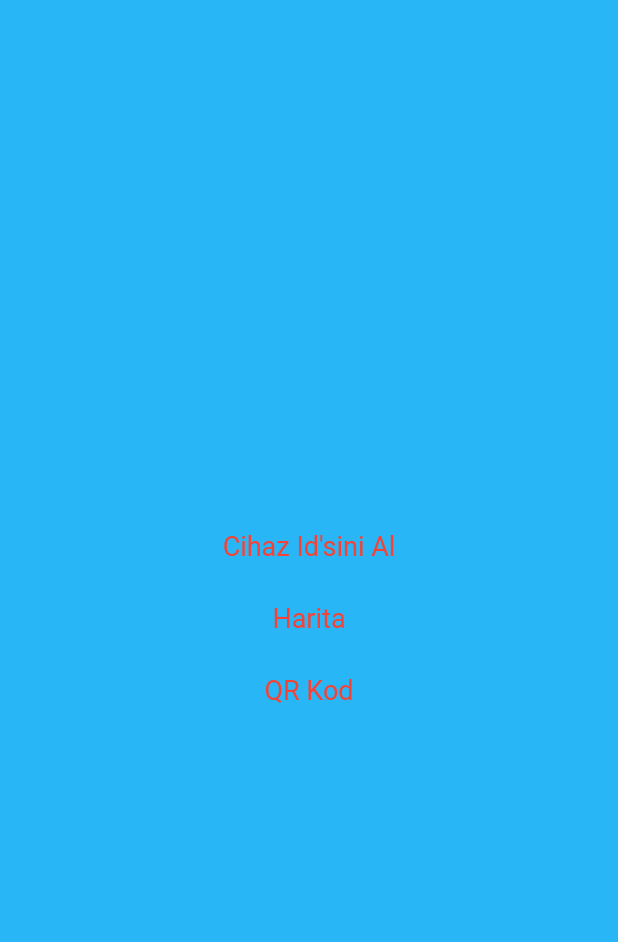
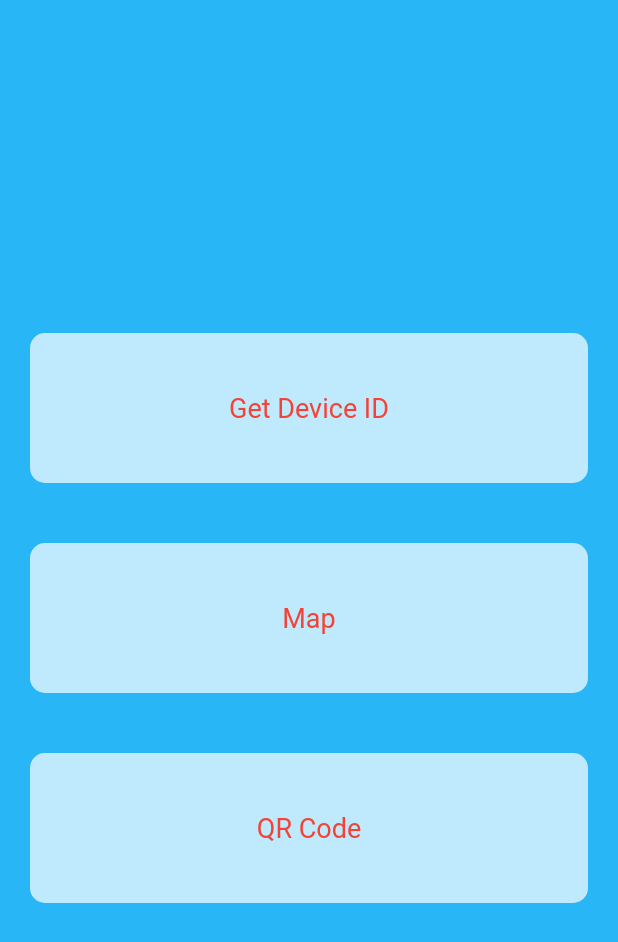
Before and after one commit to Antakarana/demo-flutter, a Flutter app: the screen it shows after launch, on a phone screen of 412 x 824 dp. Shown: the top 942 px of the screen. Run offline on Flutter 3.47's test engine with Material 2 defaults, Android fonts, the phone set to English and light mode, and no system bars; our stand-ins replace easy_localization, geolocator, google_maps_flutter; missing offline and left inert: map_launcher, platform_device_id, qr_code_scanner.

Commit message:
multi language has been added

```diff
--- a/lib/assets/images/Path.dart
+++ /dev/null
@@ -1 +0,0 @@
-var icon_pink_marker = "pink_marker.png";
--- a/lib/main.dart
+++ b/lib/main.dart
@@ -2,10 +2,21 @@ import 'package:flutter/material.dart';
 import 'package:save_my_assets/views/ui/device_id/DeviceId.dart';
 import 'package:save_my_assets/views/ui/map/MapSelection.dart';
 import 'package:save_my_assets/views/ui/qr_code/QRCode.dart';
-import 'package:save_my_assets/views/utils/functions/TextButton.dart';
+import 'package:save_my_assets/views/utils/widgets/TextButton.dart';
+import 'package:easy_localization/easy_localization.dart';
 
 void main() {
-  runApp(MyApp());
+  runApp(
+    EasyLocalization(
+      path: "lib/views/utils/translations",
+      saveLocale: true,
+      supportedLocales: [
+        Locale('tr', 'TR'),
+        Locale('en', 'EN'),
+      ],
+      child: MyApp(),
+    ),
+  );
 }
 
 class MyApp extends StatelessWidget {
@@ -17,6 +28,9 @@ class MyApp extends StatelessWidget {
         primarySwatch: Colors.lightBlue,
         visualDensity: VisualDensity.adaptivePlatformDensity,
       ),
+      localizationsDelegates: context.localizationDelegates,
+      supportedLocales: context.supportedLocales,
+      locale: context.locale,
       home: Home(),
     );
   }
@@ -31,32 +45,35 @@ class Home extends StatelessWidget {
         child: ListView(
           shrinkWrap: true,
           children: [
-            buildTextButton(
-              text: "Cihaz Id'sini Al",
+            BtnWithText(
+              text: 'get_device_id'.tr(),
               function: () {
                 Navigator.push(
                   context,
                   MaterialPageRoute(builder: (context) => DeviceId()),
                 );
               },
+              floorColor: Colors.white70,
             ),
-            buildTextButton(
-              text: "Harita",
+            BtnWithText(
+              text: 'map'.tr(),
               function: () {
                 Navigator.push(
                   context,
                   MaterialPageRoute(builder: (context) => MapSelection()),
                 );
               },
+              floorColor: Colors.white70,
             ),
-            buildTextButton(
-              text: "QR Kod",
+            BtnWithText(
+              text: 'qr_code'.tr(),
               function: () {
                 Navigator.push(
                   context,
                   MaterialPageRoute(builder: (context) => QRCode()),
                 );
               },
+              floorColor: Colors.white70,
             ),
           ],
         ),
--- a/lib/views/ui/device_id/DeviceId.dart
+++ b/lib/views/ui/device_id/DeviceId.dart
@@ -2,6 +2,7 @@ import 'package:flutter/material.dart';
 import 'package:flutter/services.dart';
 import 'package:platform_device_id/platform_device_id.dart';
 import 'package:save_my_assets/views/utils/functions/AppBar.dart';
+import 'package:easy_localization/easy_localization.dart';
 
 class DeviceId extends StatefulWidget {
   @override
@@ -22,7 +23,7 @@ class _DeviceIdState extends State<DeviceId> {
     try {
       deviceID = await PlatformDeviceId.getDeviceId;
     } on PlatformException {
-      deviceID = 'Failed to get deviceId.';
+      deviceID = 'failed_to_get_device_id'.tr();
     }
 
     setState(() {
@@ -34,13 +35,13 @@ class _DeviceIdState extends State<DeviceId> {
   @override
   Widget build(BuildContext context) {
     return Scaffold(
-      appBar: getAppBar("Cihaz Id"),
+      appBar: getAppBar('title_device_id'.tr()),
       body: ListView(
         children: [
           SizedBox(height: 20.0),
           Center(
             child: Text(
-              'Device ID: $deviceId',
+              "${'device_id'.tr()}: ${deviceId}'",
               style: TextStyle(color: Colors.red, fontSize: 20.0),
             ),
           ),
--- a/lib/views/ui/map/GoogleMap.dart
+++ b/lib/views/ui/map/GoogleMap.dart
@@ -1,7 +1,7 @@
 import 'package:flutter/material.dart';
 import 'package:google_maps_flutter/google_maps_flutter.dart';
-import 'package:save_my_assets/assets/images/Path.dart';
 import 'package:save_my_assets/views/utils/functions/AppBar.dart';
+import 'package:easy_localization/easy_localization.dart';
 
 class GoogleMapScreen extends StatefulWidget {
   @override
@@ -20,7 +20,7 @@ class _GoogleMapScreenState extends State<GoogleMapScreen> {
 
   void setCustomMarker() async {
     mapMarker = await BitmapDescriptor.fromAssetImage(
-        ImageConfiguration(), icon_pink_marker);
+        ImageConfiguration(), 'lib/assets/images/pink_marker.png');
   }
 
   void _onMapCreated(GoogleMapController controller) {
@@ -31,7 +31,9 @@ class _GoogleMapScreenState extends State<GoogleMapScreen> {
             position: LatLng(40.9975, 28.8506),
             icon: mapMarker,
             infoWindow: InfoWindow(
-                title: "Bahcelievler Ilcesi", snippet: "Bahcelievler ...")),
+              title: 'distriction_bahcelievler'.tr(),
+              snippet: 'distriction_desc'.tr(),
+            )),
       );
     });
   }
@@ -39,7 +41,7 @@ class _GoogleMapScreenState extends State<GoogleMapScreen> {
   @override
   Widget build(BuildContext context) {
     return Scaffold(
-      appBar: getAppBar("Google Harita"),
+      appBar: getAppBar('title_google_map'.tr()),
       body: GoogleMap(
         onMapCreated: _onMapCreated,
         markers: _markers,
--- a/lib/views/ui/qr_code/QRCode.dart
+++ b/lib/views/ui/qr_code/QRCode.dart
@@ -4,6 +4,7 @@ import 'package:flutter/foundation.dart';
 import 'package:flutter/material.dart';
 import 'package:qr_code_scanner/qr_code_scanner.dart';
 import 'package:save_my_assets/views/utils/functions/AppBar.dart';
+import 'package:easy_localization/easy_localization.dart';
 
 class QRCode extends StatefulWidget {
   QRCode({Key key}) : super(key: key);
@@ -30,7 +31,7 @@ class _QRCodeState extends State<QRCode> {
   @override
   Widget build(BuildContext context) {
     return Scaffold(
-      appBar: getAppBar("QR Kod"),
+      appBar: getAppBar('title_qr_code'.tr()),
       body: Column(
         children: [
           Expanded(
@@ -50,8 +51,8 @@ class _QRCodeState extends State<QRCode> {
           Expanded(
             child: Center(
               child: (qrText != null)
-                  ? Text('Kare kod sonucu: ${qrText.code}')
-                  : Text('Bir kare kod tara'),
+                  ? Text("${'qr_code_result'.tr()} + ${qrText.code}")
+                  : Text('read_qr_code'.tr()),
             ),
           )
         ],
--- a/lib/views/utils/functions/TextButton.dart
+++ /dev/null
@@ -1,15 +0,0 @@
-import 'package:flutter/material.dart';
-
-TextButton buildTextButton({String text, Function function}) {
-  return TextButton(
-    child: Text(
-      text,
-      style: TextStyle(
-        fontSize: 18.0,
-        color: Colors.red,
-        fontWeight: FontWeight.normal,
-      ),
-    ),
-    onPressed: function,
-  );
-}
--- /dev/null
+++ b/lib/views/utils/translations/en-EN.json
@@ -0,0 +1,19 @@
+{
+    "get_device_id": "Get Device ID",
+    "title_map": "Map",
+    "map": "Map",
+    "qr_code": "QR Code",
+    "failed_to_get_device_id": "Failed to get deviceId.",
+    "title_device_id": "Device ID",
+    "device_id": "Device ID",
+    "distriction_bahcelievler": "District Bahcelievler",
+    "distriction_desc": "Bahcelievler ...",
+    "title_google_map": "Google Map",
+    "city_kocaeli": "Kocaeli",
+    "click_for_bahcelievler_map": "Click to Bahcelievler map",
+    "click_to_direction_for_kocaeli": "Choose an application for Kocaeli directions \nFirst of all, please open the location of the device.",
+    "click_to_open_location": "If you turn off location permission, click it to turn it back on",
+    "title_qr_code": "QR Code",
+    "qr_code_result": "QR Code result: ",
+    "read_qr_code": "Scan a qr code"
+}
--- /dev/null
+++ b/lib/views/utils/translations/tr-TR.json
@@ -0,0 +1,19 @@
+{
+    "get_device_id": "Cihaz Id'sini Al",
+    "title_map": "Harita",
+    "map": "Harita",
+    "qr_code": "QR Kod",
+    "failed_to_get_device_id": "Cihaz ID'si alinamadi.",
+    "title_device_id": "Cihaz ID",
+    "device_id": "Cihaz ID",
+    "distriction_bahcelievler": "Bahcelievler Ilcesi",
+    "distriction_desc": "Bahcelievler ...",
+    "title_google_map": "Google Harita",
+    "city_kocaeli": "Kocaeli",
+    "click_for_bahcelievler_map": "Bahcelievler haritasi icin tikla",
+    "click_to_direction_for_kocaeli": "Kocaeli yol tarifi icin uygulama sec \nOncelikle lutfen cihaz konumunu ac",
+    "click_to_open_location": "Konum iznini kapatirsan tekrar acmak icin tikla",
+    "title_qr_code": "QR Kod",
+    "qr_code_result": "Kare kod sonucu: ",
+    "read_qr_code": "Bir kare kod tara"
+}
--- /dev/null
+++ b/lib/views/utils/widgets/TextButton.dart
@@ -0,0 +1,36 @@
+import 'package:flutter/material.dart';
+
+class BtnWithText extends StatelessWidget {
+  final String text;
+  final function;
+  final Color floorColor;
+
+  const BtnWithText({this.text, this.function, this.floorColor});
+
+  @override
+  Widget build(BuildContext context) {
+    return Padding(
+      padding: const EdgeInsets.all(20.0),
+      child: Container(
+        width: (MediaQuery.of(context).size.width),
+        padding: const EdgeInsets.all(8.0),
+        height: 100.0,
+        decoration: BoxDecoration(
+          color: floorColor,
+          borderRadius: BorderRadius.circular(10.0),
+        ),
+        child: TextButton(
+          child: Text(
+            text,
+            style: TextStyle(
+              fontSize: 18.0,
+              color: Colors.red,
+              fontWeight: FontWeight.normal,
+            ),
+          ),
+          onPressed: function,
+        ),
+      ),
+    );
+  }
+}
--- a/pubspec.yaml
+++ b/pubspec.yaml
@@ -29,6 +29,7 @@ dependencies:
   qr_code_scanner: ^0.3.2
   map_launcher: ^1.1.3
   geolocator: ^6.2.0
+  easy_localization: ^2.3.3+1
 
 dev_dependencies:
   flutter_test:
@@ -47,6 +48,8 @@ flutter:
 
   # To add assets to your application, add an assets section, like this:
   assets:
+    - lib/views/utils/translations/en-EN.json
+    - lib/views/utils/translations/tr-TR.json
     - lib/assets/images/marker.png
     - lib/assets/images/pink_marker.png
 
```
Also changed, not shown: lib/views/ui/map/MapSelection.dart (+10 -10 lines), pubspec.lock, 2 other files.
